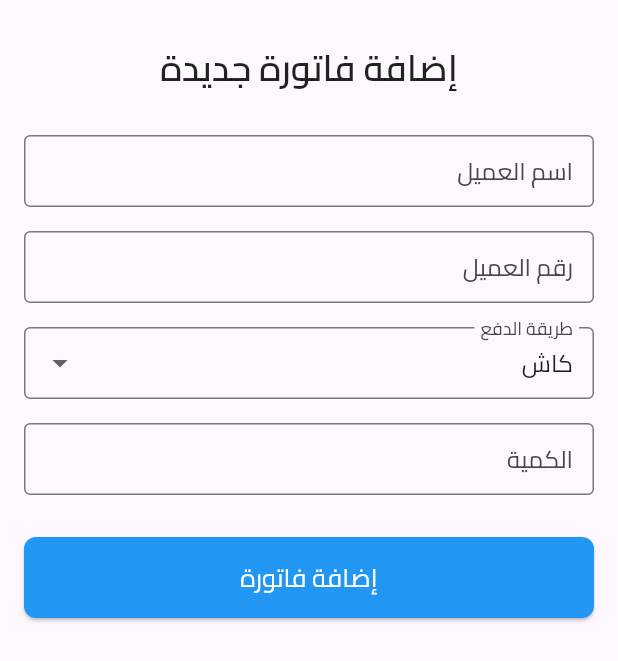
After one commit to AhmedRasmy1/elmohandes, a Flutter app: the ProductDetailsPage screen opened by its route, after a tap on "إضافة فاتورة", on a phone screen of 412 x 824 dp. The commit adds this screen. Shown: the top 661 px of the screen. Run offline on Flutter 3.47's test engine with Material 3 defaults, Android fonts, the phone set to English and light mode, and no system bars; our stand-ins replace awesome_dialog, bloc, cached_network_image, dio, flutter_bloc, flutter_svg and 6 more; accounts and stored records are empty; generated files the repository leaves out were written again.

Commit message:
Add add bill functionality with repository, data sources, and API integration

```diff
--- a/lib/core/api/api_constants.dart
+++ b/lib/core/api/api_constants.dart
@@ -4,4 +4,5 @@ class ApiConstants {
   static const String allProducts = "api/Products";
   static const String addProduct = "api/Products";
   static const String updateProduct = "api/Products";
+  static const String addBill = "api/Bills";
 }
--- /dev/null
+++ b/lib/features/home/domain/entities/add_bill_entity.dart
@@ -0,0 +1,24 @@
+class AddBillEntity {
+  final String? customerName;
+  final String? customerPhone;
+  final String? payType;
+  final String? productName;
+  final num? price;
+  final num? discount;
+  final num? amount;
+  final num? totalPrice;
+  final String? createdByName;
+  final String? createdOn;
+
+  AddBillEntity(
+      {required this.customerName,
+      required this.customerPhone,
+      required this.payType,
+      required this.productName,
+      required this.price,
+      required this.discount,
+      required this.amount,
+      required this.totalPrice,
+      required this.createdByName,
+      required this.createdOn});
+}
--- /dev/null
+++ b/lib/features/home/presentation/viewmodels/add_bills/add_bill_state.dart
@@ -0,0 +1,20 @@
+part of 'add_bill_cubit.dart';
+
+@immutable
+sealed class AddBillState {}
+
+final class AddBillInitial extends AddBillState {}
+
+final class AddBillLoading extends AddBillState {}
+
+final class AddBillSuccess extends AddBillState {
+  final AddBillEntity addBillEntity;
+
+  AddBillSuccess(this.addBillEntity);
+}
+
+final class AddBillFailure extends AddBillState {
+  final String message;
+
+  AddBillFailure(this.message);
+}
--- /dev/null
+++ b/lib/features/home/presentation/views/add_bill_view.dart
@@ -0,0 +1,211 @@
+import 'package:elmohandes/core/di/di.dart';
+import 'package:elmohandes/core/resources/font_manager.dart';
+import 'package:elmohandes/core/utils/cashed_data_shared_preferences.dart';
+import 'package:elmohandes/features/home/presentation/viewmodels/add_bills/add_bill_cubit.dart';
+import 'package:flutter/material.dart';
+import 'package:flutter_bloc/flutter_bloc.dart';
+
+class AddBillPage extends StatefulWidget {
+  final String fontFamily;
+
+  const AddBillPage({
+    super.key,
+    this.fontFamily = FontFamily.cairo,
+  });
+
+  @override
+  State<AddBillPage> createState() => _AddBillPageState();
+}
+
+class _AddBillPageState extends State<AddBillPage> {
+  final GlobalKey<FormState> _formKey = GlobalKey<FormState>();
+  final TextEditingController _customerName = TextEditingController();
+  final TextEditingController _customerPhone = TextEditingController();
+  final TextEditingController _quantity = TextEditingController();
+  late AddBillCubit viewModel;
+  String _selectedPaymentMethod = "كاش";
+  final List<String> _paymentMethods = ["كاش", "فودافون كاش", "إنستاباي"];
+
+  @override
+  void initState() {
+    super.initState();
+    viewModel = getIt.get<AddBillCubit>();
+    // _customerName = TextEditingController(text: widget.customerName);
+    // _customerPhone = TextEditingController(text: widget.customerPhone);
+    // _quantity = TextEditingController(text: widget.quantity);
+  }
+
+  @override
+  void dispose() {
+    _customerName.dispose();
+    _customerPhone.dispose();
+    _quantity.dispose();
+    super.dispose();
+  }
+
+  @override
+  Widget build(BuildContext context) {
+    return BlocProvider(
+      create: (context) => viewModel,
+      child: Scaffold(
+        body: SafeArea(
+          child: SingleChildScrollView(
+            child: Padding(
+              padding: const EdgeInsets.only(top: 8.0, right: 16.0, left: 16.0),
+              child: Form(
+                key: _formKey,
+                child: Column(
+                  crossAxisAlignment: CrossAxisAlignment.center,
+                  children: [
+                    const SizedBox(height: 20),
+                    Text(
+                      "إضافة فاتورة جديدة",
+                      style: TextStyle(
+                        fontSize: 24,
+                        fontWeight: FontWeight.bold,
+                        color: Colors.black87,
+                        fontFamily: FontFamily.cairoSemiBold,
+                      ),
+                    ),
+                    const SizedBox(height: 20),
+                    _buildTextField(
+                        controller: _customerName, label: "اسم العميل"),
+                    _buildTextField(
+                      controller: _customerPhone,
+                      label: "رقم العميل",
+                      keyboardType: TextInputType.phone,
+                    ),
+                    _buildDropdownField(),
+                    _buildTextField(
+                        controller: _quantity,
+                        label: "الكمية",
+                        keyboardType: TextInputType.number),
+                    const SizedBox(height: 20),
+                    BlocConsumer<AddBillCubit, AddBillState>(
+                      listener: (context, state) {
+                        if (state is AddBillSuccess) {
+                          showDialog(
+                              context: context,
+                              builder: (context) => AlertDialog(
+                                    title: const Text("تمت الاضافة"),
+                                    content: const Text("تمت الاضافة بنجاح"),
+                                    actions: [
+                                      TextButton(
+                                          onPressed: () {
+                                            Navigator.pop(context);
+                                          },
+                                          child: const Text("حسنا"))
+                                    ],
+                                  ));
+                        } else if (state is AddBillFailure) {
+                          showDialog(
+                              context: context,
+                              builder: (context) => AlertDialog(
+                                    title: const Text("خطأ"),
+                                    content:
+                                        const Text("حدث خطأ أثناء الاضافة"),
+                                    actions: [
+                                      TextButton(
+                                          onPressed: () {
+                                            Navigator.pop(context);
+                                          },
+                                          child: const Text("حسنا"))
+                                    ],
+                                  ));
+                        }
+                      },
+                      builder: (context, state) {
+                        return SizedBox(
+                          width: double.infinity,
+                          child: ElevatedButton(
+                            onPressed: () {
+                              if (_formKey.currentState!.validate()) {
+                                viewModel.addBill(
+                                  id: CacheService.getData(
+                                      key: CacheConstants.productId),
+                                  customerName: _customerName.text,
+                                  customerPhone: _customerPhone.text,
+                                  amount: num.parse(_quantity.text),
+                                  payType: _selectedPaymentMethod,
+                                );
+                              }
+                            },
+                            style: ElevatedButton.styleFrom(
+                              backgroundColor: Colors.blue,
+                              padding: const EdgeInsets.symmetric(vertical: 15),
+                              shape: RoundedRectangleBorder(
+                                borderRadius: BorderRadius.circular(8),
+                              ),
+                            ),
+                            child: Text(
+                              "إضافة فاتورة",
+                              style: TextStyle(
+                                fontSize: 17,
+                                fontFamily: widget.fontFamily,
+                                color: Colors.white,
+                              ),
+                            ),
+                          ),
+                        );
+                      },
+                    )
+                  ],
+                ),
+              ),
+            ),
+          ),
+        ),
+      ),
+    );
+  }
+
+  Widget _buildTextField({
+    required TextEditingController controller,
+    required String label,
+    TextInputType keyboardType = TextInputType.text,
+    bool readOnly = false,
+  }) {
+    return Padding(
+      padding: const EdgeInsets.symmetric(vertical: 8.0),
+      child: TextFormField(
+        controller: controller,
+        keyboardType: keyboardType,
+        readOnly: readOnly,
+        textDirection: TextDirection.rtl,
+        textAlign: TextAlign.right,
+        decoration: InputDecoration(
+          labelText: label,
+          border: OutlineInputBorder(),
+          contentPadding:
+              const EdgeInsets.symmetric(vertical: 12, horizontal: 10),
+        ),
+      ),
+    );
+  }
+
+  Widget _buildDropdownField() {
+    return Padding(
+      padding: const EdgeInsets.symmetric(vertical: 8.0),
+      child: DropdownButtonFormField<String>(
+        value: _selectedPaymentMethod,
+        items: _paymentMethods.map((String method) {
+          return DropdownMenuItem<String>(
+            value: method,
+            child: Text(method, textDirection: TextDirection.rtl),
+          );
+        }).toList(),
+        onChanged: (String? newValue) {
+          setState(() {
+            _selectedPaymentMethod = newValue!;
+          });
+        },
+        decoration: InputDecoration(
+          labelText: "طريقة الدفع",
+          border: OutlineInputBorder(),
+          contentPadding:
+              const EdgeInsets.symmetric(vertical: 12, horizontal: 10),
+        ),
+      ),
+    );
+  }
+}
--- a/lib/features/home/presentation/views/add_product.dart
+++ b/lib/features/home/presentation/views/add_product.dart
@@ -221,7 +221,6 @@ class _AddProductState extends State<AddProduct> {
                                     "إضافة المنتج",
                                     style: TextStyle(
                                       fontSize: 17,
-                                      fontFamily: "Cairo",
                                       color: Colors.white,
                                     ),
                                   ),
--- a/lib/features/home/presentation/views/product_details_view.dart
+++ b/lib/features/home/presentation/views/product_details_view.dart
@@ -1,3 +1,4 @@
+import 'package:elmohandes/features/home/presentation/views/add_bill_view.dart';
 import 'package:elmohandes/features/home/presentation/views/update_product_view.dart';
 import 'package:flutter/material.dart';
 
@@ -102,7 +103,10 @@ class _ProductDetailsPageState extends State<ProductDetailsPage> {
                 );
               }),
               const SizedBox(width: 10),
-              _customButton('إضافة فاتورة', Colors.green, () {}),
+              _customButton('إضافة فاتورة', Colors.green, () {
+                Navigator.push(context,
+                    MaterialPageRoute(builder: (context) => AddBillPage()));
+              }),
             ],
           ),
         ),
```
Also changed, not shown: lib/core/api/api_manager/api_manager.dart (+11 -0 lines), lib/features/home/data/data_sources/add_bill_data_sources.dart (added, +13 -0 lines), lib/features/home/data/data_sources_impl/add_bill_data_sources_impl.dart (added, +33 -0 lines), lib/features/home/data/models/add_bill_model.dart (added, +51 -0 lines), lib/features/home/data/reposatory/add_bill_repo_impl.dart (added, +28 -0 lines), lib/features/home/domain/reposatory/add_bill_repo.dart (added, +13 -0 lines), lib/features/home/domain/use_case/add_bill_use_case.dart (added, +27 -0 lines), lib/features/home/presentation/viewmodels/add_bills/add_bill_cubit.dart (added, +47 -0 lines), lib/core/api/api_manager/api_manager.g.dart, lib/core/di/di.config.dart, lib/features/home/data/models/add_bill_model.g.dart (added), 4 other files.
